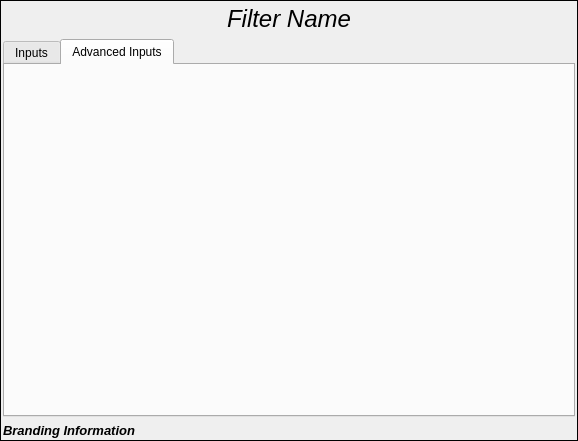
Before: the Qt Designer form Source/DREAM3DWidgetsLib/Widgets/UI_Files/FilterInputDockWidget.ui in BlueQuartzSoftware/DREAM3D, drawn with Qt 5.
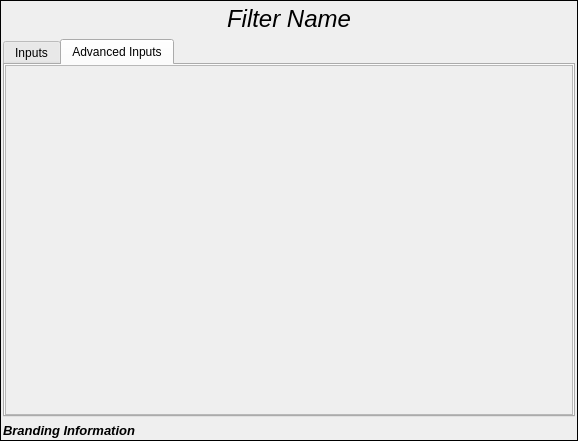
After: the same form once the commit is applied. The open tabs and pages were chosen to show the change.

Commit message: First try at adding Filter Parameters to the 'Advanced Inputs' tab widget

What changed in the file:
```diff
--- a/Source/DREAM3DWidgetsLib/Widgets/UI_Files/FilterInputDockWidget.ui
+++ b/Source/DREAM3DWidgetsLib/Widgets/UI_Files/FilterInputDockWidget.ui
@@ -121,6 +121,37 @@
          <attribute name="title">
           <string>Advanced Inputs</string>
          </attribute>
+         <layout class="QGridLayout" name="gridLayout">
+          <property name="leftMargin">
+           <number>0</number>
+          </property>
+          <property name="topMargin">
+           <number>0</number>
+          </property>
+          <property name="rightMargin">
+           <number>0</number>
+          </property>
+          <property name="bottomMargin">
+           <number>0</number>
+          </property>
+          <item row="0" column="0">
+           <widget class="QScrollArea" name="advScrollArea">
+            <property name="widgetResizable">
+             <bool>true</bool>
+            </property>
+            <widget class="QWidget" name="advInputsScrollWidget">
+             <property name="geometry">
+              <rect>
+               <x>0</x>
+               <y>0</y>
+               <width>564</width>
+               <height>340</height>
+              </rect>
+             </property>
+            </widget>
+           </widget>
+          </item>
+         </layout>
         </widget>
        </widget>
       </item>
```
Left out of the diff: 26 changed lines with no effect on the pictures. The commit also changes 5 other files.
